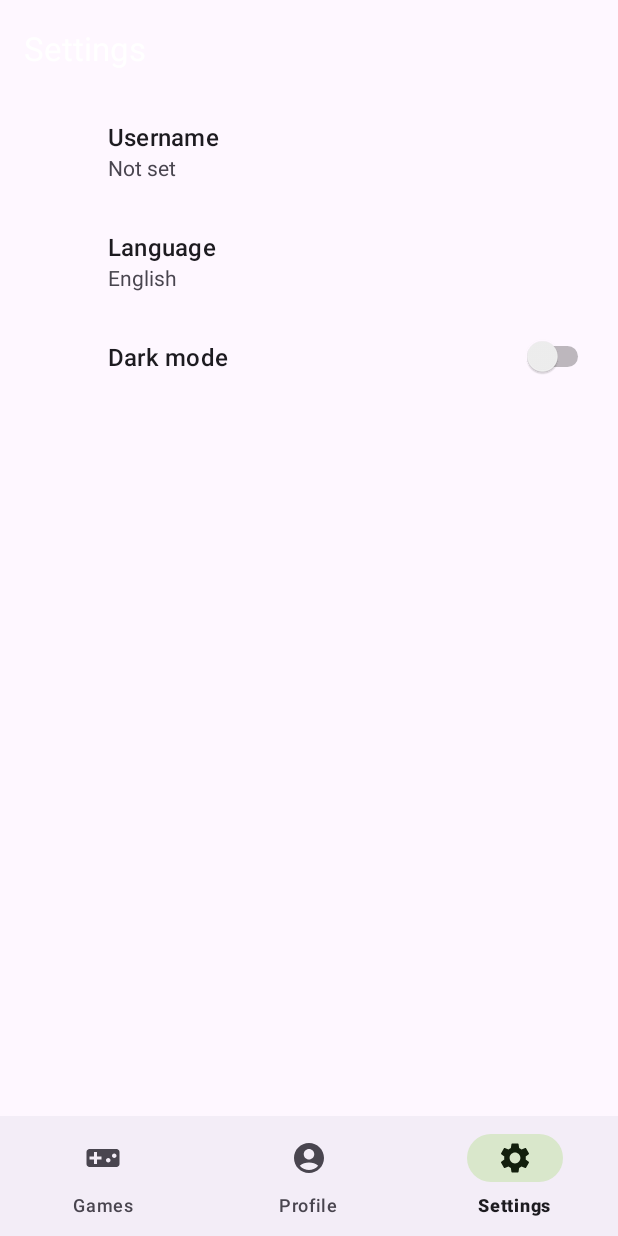
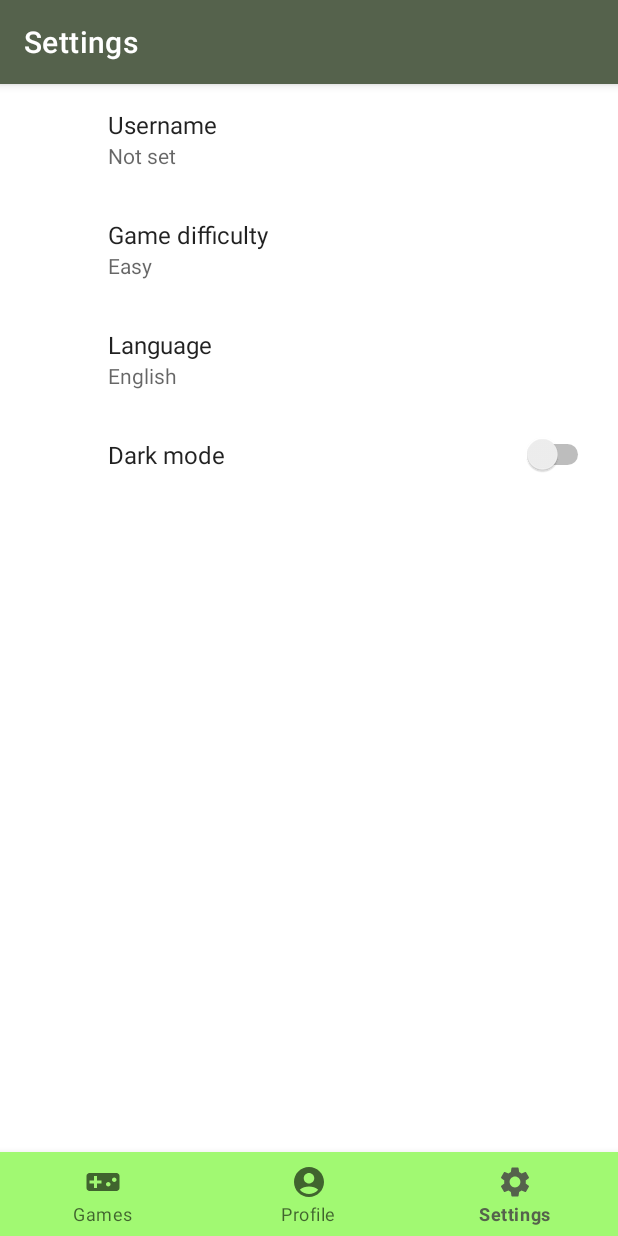
Before and after one commit to JosepDev23/PokeArcade, an Android app: the SettingsFragment screen opened through its navigation route, on a phone screen of 412 x 824 dp. Run offline under Robolectric (Android 15) with nearby library versions, the phone set to English and light mode, and no system bars; our stand-ins replace Dagger/Hilt's generated code, androidx.preference, navigation-ui.

Commit message:
personalisar estilo y gamedifficulty

```diff
--- a/app/src/main/res/values/arrays.xml
+++ b/app/src/main/res/values/arrays.xml
@@ -10,4 +10,18 @@
     </string-array>
     <string name="english" translatable="false">English</string>
     <string name="spanish" translatable="false">Spanish</string>
+
+    <string-array name="game_difficulty_options">
+        <item>@string/easy</item>
+        <item>@string/medium</item>
+        <item>@string/high</item>
+    </string-array>
+    <string-array name="game_difficulty_codes">
+        <item>easy</item>
+        <item>medium</item>
+        <item>high</item>
+    </string-array>
+    <string name="easy">Easy</string>
+    <string name="medium">Medium</string>
+    <string name="high">High</string>
 </resources>
--- a/app/src/main/res/values/strings.xml
+++ b/app/src/main/res/values/strings.xml
@@ -29,4 +29,6 @@
     <string name="title_username_settings">Username</string>
     <string name="title_language_settings">Language</string>
     <string name="title_dark_mode_settings">Dark mode</string>
+    <string name="title_difficulty_settings">Game difficulty</string>
+
 </resources>
--- a/app/src/main/res/values/themes.xml
+++ b/app/src/main/res/values/themes.xml
@@ -1,23 +1,21 @@
 <resources xmlns:tools="http://schemas.android.com/tools">
-    <!-- Base application theme. -->
-
-    <style name="Theme.PokeArcade" parent="Theme.Material3.Light.NoActionBar">
+    <style name="Theme.PokeArcade" parent="Theme.MaterialComponents.Light.NoActionBar">
         <!-- Primary brand color. -->
-        <item name="colorPrimary">@color/md_theme_light_primary</item>
-        <item name="colorPrimaryVariant">@color/md_theme_light_onTertiary</item>
+        <item name="colorPrimary">@color/md_theme_light_secondary</item>
+        <item name="colorPrimaryVariant">@color/md_theme_dark_onTertiaryContainer</item>
         <item name="colorOnPrimary">@color/md_theme_light_onPrimary</item>
-        <item name="colorPrimaryContainer">@color/md_theme_light_primaryContainer</item>
+        <item name="colorPrimaryContainer">@color/md_theme_dark_onTertiaryContainer</item>
         <item name="colorOnPrimaryContainer">@color/md_theme_light_onPrimaryContainer</item>
         <!-- Secondary brand color. -->
         <item name="colorSecondary">@color/md_theme_light_secondary</item>
         <item name="colorSecondaryVariant">@color/md_theme_light_secondaryContainer</item>
-        <item name="colorOnSecondary">@color/md_theme_light_onSecondary</item>
+        <item name="colorOnSecondary">@color/md_theme_light_onPrimary</item>
         <item name="colorSecondaryContainer">@color/md_theme_light_secondaryContainer</item>
         <item name="colorOnSecondaryContainer">@color/md_theme_light_onSecondaryContainer</item>
         <!-- Status bar color. -->
         <item name="android:statusBarColor">?attr/colorPrimaryVariant</item>
         <!-- Customize your theme here. -->
-        <!--<item name="colorSurface">@color/md_theme_light_surface</item> -->
+        <item name="colorSurface">@color/md_theme_light_primaryContainer</item>
     </style>
 
 </resources>
--- a/app/src/main/res/xml/preferences_settings.xml
+++ b/app/src/main/res/xml/preferences_settings.xml
@@ -6,6 +6,13 @@
         android:title="@string/title_username_settings"
         app:useSimpleSummaryProvider="true"
         android:hint="username"/>
+    <ListPreference
+        android:key="difficulty"
+        android:title="@string/title_difficulty_settings"
+        app:useSimpleSummaryProvider="true"
+        android:defaultValue="easy"
+        android:entries="@array/game_difficulty_options"
+        android:entryValues="@array/game_difficulty_codes"/>
     <ListPreference
         android:key="language"
         android:title="@string/title_language_settings"
```
Also changed, not shown: app/src/main/res/layout/fragment_games.xml (+16 -2 lines).
